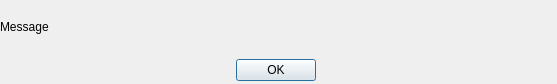
Before: the Qt Designer form ui/update.ui in gitter-badger/simplechatclient, drawn with Qt 5.
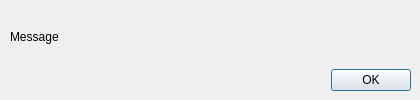
After: the same form once the commit is applied. Icons and pictures are not drawn.

What changed in the file:
```diff
--- a/ui/update.ui
+++ b/ui/update.ui
@@ -6,10 +6,22 @@
    <rect>
     <x>0</x>
     <y>0</y>
-    <width>557</width>
-    <height>84</height>
+    <width>420</width>
+    <height>100</height>
    </rect>
   </property>
+  <property name="minimumSize">
+   <size>
+    <width>420</width>
+    <height>100</height>
+   </size>
+  </property>
+  <property name="maximumSize">
+   <size>
+    <width>420</width>
+    <height>100</height>
+   </size>
+  </property>
   <property name="windowTitle">
    <string>Update</string>
   </property>
@@ -20,9 +32,9 @@
   <widget class="QWidget" name="verticalLayoutWidget">
    <property name="geometry">
     <rect>
-     <x>0</x>
-     <y>0</y>
-     <width>551</width>
+     <x>10</x>
+     <y>10</y>
+     <width>401</width>
      <height>81</height>
     </rect>
    </property>
@@ -32,6 +44,9 @@
       <property name="text">
        <string>Message</string>
       </property>
+      <property name="wordWrap">
+       <bool>true</bool>
+      </property>
       <property name="openExternalLinks">
        <bool>true</bool>
       </property>
@@ -43,7 +58,7 @@
        <set>QDialogButtonBox::Ok</set>
       </property>
       <property name="centerButtons">
-       <bool>true</bool>
+       <bool>false</bool>
       </property>
      </widget>
     </item>
```
